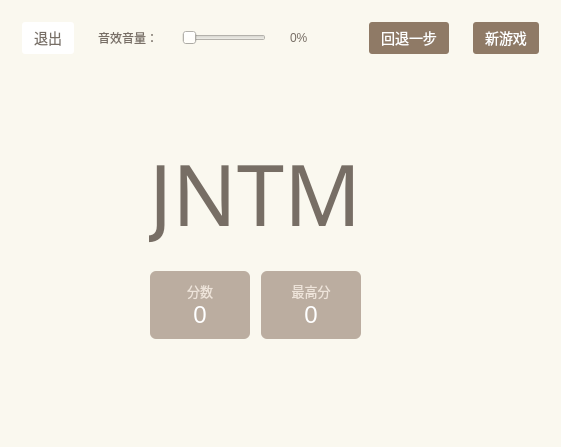
Above: mainwindow.ui from ZKLlab/cxk-2048-cpp before the change. Below: the same form after it.
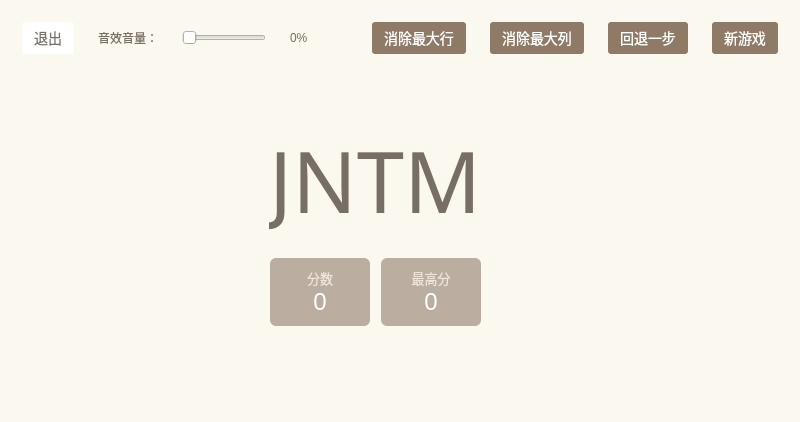
That is the form after the change.

Commit message: Add: 消除最大行列按钮

Patch:
```diff
--- a/mainwindow.ui
+++ b/mainwindow.ui
@@ -2,14 +2,6 @@
 <ui version="4.0">
  <class>MainWindow</class>
  <widget class="QMainWindow" name="MainWindow">
-  <property name="geometry">
-   <rect>
-    <x>0</x>
-    <y>0</y>
-    <width>561</width>
-    <height>447</height>
-   </rect>
-  </property>
   <property name="focusPolicy">
    <enum>Qt::StrongFocus</enum>
   </property>
@@ -132,6 +124,66 @@
          </property>
         </spacer>
        </item>
+       <item>
+        <widget class="QPushButton" name="eliminateRowButton">
+         <property name="sizePolicy">
+          <sizepolicy hsizetype="Fixed" vsizetype="Fixed">
+           <horstretch>0</horstretch>
+           <verstretch>0</verstretch>
+          </sizepolicy>
+         </property>
+         <property name="cursor">
+          <cursorShape>PointingHandCursor</cursorShape>
+         </property>
+         <property name="focusPolicy">
+          <enum>Qt::NoFocus</enum>
+         </property>
+         <property name="styleSheet">
+          <string notr="true">background: #8f7a66;
+color: white;
+border: none;
+border-radius: 3px;
+margin: 0;
+padding: 0 12px;
+font-size: 14px;
+height: 32px;
+line-height: 32px;</string>
+         </property>
+         <property name="text">
+          <string>消除最大行</string>
+         </property>
+        </widget>
+       </item>
+       <item>
+        <widget class="QPushButton" name="eliminateColButton">
+         <property name="sizePolicy">
+          <sizepolicy hsizetype="Fixed" vsizetype="Fixed">
+           <horstretch>0</horstretch>
+           <verstretch>0</verstretch>
+          </sizepolicy>
+         </property>
+         <property name="cursor">
+          <cursorShape>PointingHandCursor</cursorShape>
+         </property>
+         <property name="focusPolicy">
+          <enum>Qt::NoFocus</enum>
+         </property>
+         <property name="styleSheet">
+          <string notr="true">background: #8f7a66;
+color: white;
+border: none;
+border-radius: 3px;
+margin: 0;
+padding: 0 12px;
+font-size: 14px;
+height: 32px;
+line-height: 32px;</string>
+         </property>
+         <property name="text">
+          <string>消除最大列</string>
+         </property>
+        </widget>
+       </item>
        <item>
         <widget class="QPushButton" name="retractButton">
          <property name="sizePolicy">
```
The commit also changes 2 other files.
